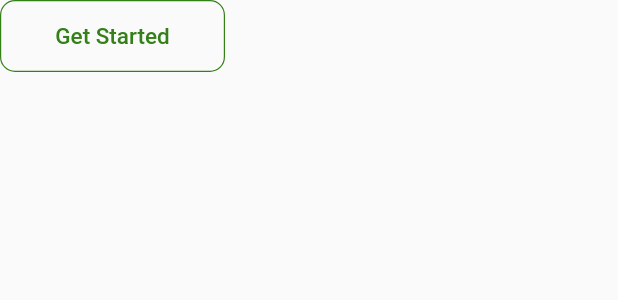
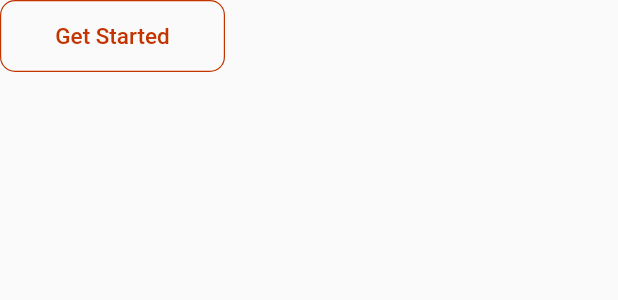
Before and after one commit to Ahmzyjazzy/flutter_webview_shell, a Flutter app: the ButtonOutline widget shown alone on an empty page, opened directly, on a phone screen of 412 x 824 dp. Shown: the top 300 px of the screen. Run offline on Flutter 3.47's test engine with Material 2 defaults, Android fonts, the phone set to English and light mode, and no system bars; our stand-ins replace bloc, connectivity, equatable, flutter_spinkit, fluttertoast, shared_preferences; missing offline and left inert: flutter_webview_plugin, transformer_page_view; accounts and stored records are empty.

Commit message:
setup elotto instance

```diff
--- a/lib/ui/screens/web_screen_old.dart
+++ b/lib/ui/screens/web_screen_old.dart
@@ -2,7 +2,7 @@
 //import 'dart:ui';
 //
 //import 'package:app_shell/blocs/web/web_bloc.dart';
-//import 'package:app_shell/utils/edues_settings.dart';
+//import 'package:app_shell/utils/elotto_settings.dart';
 //import 'package:app_shell/utils/swift.dart';
 //import 'package:connectivity/connectivity.dart';
 //import 'package:flutter/material.dart';
--- a/lib/ui/widgets/button_outline.dart
+++ b/lib/ui/widgets/button_outline.dart
@@ -1,4 +1,4 @@
-import 'package:app_shell/utils/edues_settings.dart';
+import 'package:app_shell/utils/elotto_settings.dart';
 import 'package:flutter/material.dart';
 
 class ButtonOutline extends StatelessWidget {
@@ -45,7 +45,7 @@ class ButtonOutline extends StatelessWidget {
                             fontSize: 15.0,
                             color: textColor != null
                                 ? textColor
-                                : Edues.app_color,
+                                : Elotto.app_color,
                           ),
                         ),
                       ),
@@ -56,10 +56,10 @@ class ButtonOutline extends StatelessWidget {
             : Text(
                 label,
                 textAlign: TextAlign.center,
-                style: TextStyle(color: Edues.app_color, fontSize: 15.0),
+                style: TextStyle(color: Elotto.app_color, fontSize: 15.0),
               ),
         borderSide: BorderSide(
-          color: Edues.app_color, //Color of the border
+          color: Elotto.app_color, //Color of the border
           style: BorderStyle.solid, //Style of the border
           width: 0.8, //width of the border
         ),
--- a/lib/ui/widgets/button_solid.dart
+++ b/lib/ui/widgets/button_solid.dart
@@ -1,4 +1,4 @@
-import 'package:app_shell/utils/edues_settings.dart';
+import 'package:app_shell/utils/elotto_settings.dart';
 import 'package:flutter/material.dart';
 
 class ButtonSolid extends StatelessWidget {
@@ -20,7 +20,7 @@ class ButtonSolid extends StatelessWidget {
     return MaterialButton(
       minWidth: width == null ? MediaQuery.of(context).size.width : width,
       padding: EdgeInsets.fromLTRB(20.0, 15.0, 20.0, 15.0),
-      color: Edues.app_color,
+      color: Elotto.app_color,
       onPressed: onPressed,
       child: buttonIcon != null
           ? Container(
--- a/lib/ui/widgets/header_text.dart
+++ b/lib/ui/widgets/header_text.dart
@@ -1,4 +1,4 @@
-import 'package:app_shell/utils/edues_settings.dart';
+import 'package:app_shell/utils/elotto_settings.dart';
 import 'package:flutter/material.dart';
 
 class HeaderText extends StatelessWidget {
@@ -11,7 +11,7 @@ class HeaderText extends StatelessWidget {
     return Container(
       alignment: Alignment.center,
       child: Text(
-        Edues.app_name,
+        Elotto.app_name,
         style: TextStyle(
             color: Color(0xFF4D4D4D),
             fontSize: 30.0,
--- a/lib/ui/widgets/privacy_terms.dart
+++ b/lib/ui/widgets/privacy_terms.dart
@@ -1,4 +1,4 @@
-import 'package:app_shell/utils/edues_settings.dart';
+import 'package:app_shell/utils/elotto_settings.dart';
 import 'package:flutter/gestures.dart';
 import 'package:flutter/material.dart';
 
@@ -23,7 +23,7 @@ class PrivacyTerms extends StatelessWidget {
                 TextSpan(
                   text: 'Privacy',
                   style: TextStyle(
-                    color: Edues.app_color,
+                    color: Elotto.app_color,
                   ),
                   recognizer: TapGestureRecognizer()
                     ..onTap = () {
@@ -36,7 +36,7 @@ class PrivacyTerms extends StatelessWidget {
                 ),
                 TextSpan(
                   text: 'Terms of Use',
-                  style: TextStyle(color: Edues.app_color),
+                  style: TextStyle(color: Elotto.app_color),
                   recognizer: TapGestureRecognizer()
                     ..onTap = () {
                       // navigate to desired screen
--- a/lib/utils/edues_settings.dart
+++ /dev/null
@@ -1,32 +0,0 @@
-import 'package:flutter/material.dart';
-
-class Edues {
-  static const String app_name = "eDues";
-  static const int app_version_code = 1;
-  static const Color app_color = Color(0xFF348018);
-  static const app_url = "https://swiftledger.com/edues/";
-
-  //* Images
-  static String app_logo = "assets/images/edues-logo.png";
-  static List<String> intro_images = [
-    "assets/images/edues-1.png",
-    "assets/images/edues-2.png",
-    "assets/images/edues-3.png",
-    "assets/images/edues-4.png"
-  ];
-
-  static List<String> intro_titles = [
-    "Categorize Members",
-    "Configure Dues",
-    "Overdue debts Reminder",
-    "Instant Notifications",
-  ];
-
-  //*  Texts
-  static List<String> intro_descriptions = [
-    "Categorise your members into various groups which will determine how much they pay, articles/news they receive, etc.",
-    '''Setup one off (e.g. registration fees) or recurring (e.g. monthly or annual subscription fees) invoices.''',
-    "Alert your members when a new payment is due or when they have overdue debts.",
-    "Keep your members up to date with important information in the form of news, event notification and birthday reminders.",
-  ];
-}
--- /dev/null
+++ b/lib/utils/elotto_settings.dart
@@ -0,0 +1,32 @@
+import 'package:flutter/material.dart';
+
+class Elotto {
+  static const String app_name = "eLotto";
+  static const int app_version_code = 1;
+  static const Color app_color = Color(0xFFc33400);
+  static const app_url = "https://agents.premierlottong.com/eLOTTERY/";
+
+  //* Images
+  static String app_logo = "assets/images/elotto.png";
+  static List<String> intro_images = [
+    "assets/images/edues-1.png",
+    "assets/images/edues-2.png",
+    "assets/images/edues-3.png",
+    "assets/images/edues-4.png"
+  ];
+
+  static List<String> intro_titles = [
+    "Categorize Members",
+    "Configure Dues",
+    "Overdue debts Reminder",
+    "Instant Notifications",
+  ];
+
+  //*  Texts
+  static List<String> intro_descriptions = [
+    "Categorise your members into various groups which will determine how much they pay, articles/news they receive, etc.",
+    '''Setup one off (e.g. registration fees) or recurring (e.g. monthly or annual subscription fees) invoices.''',
+    "Alert your members when a new payment is due or when they have overdue debts.",
+    "Keep your members up to date with important information in the form of news, event notification and birthday reminders.",
+  ];
+}
--- a/lib/utils/utils.dart
+++ b/lib/utils/utils.dart
@@ -1,3 +1,3 @@
-export 'edues_settings.dart';
+export 'elotto_settings.dart';
 export 'storage_util.dart';
 export 'swift.dart';
```
Also changed, not shown: lib/main.dart (+2 -27 lines), lib/ui/screens/intro_screen.dart (+6 -6 lines), lib/ui/screens/web_screen.dart (+4 -4 lines), assets/images/elotto.png (added), 79 other files.
